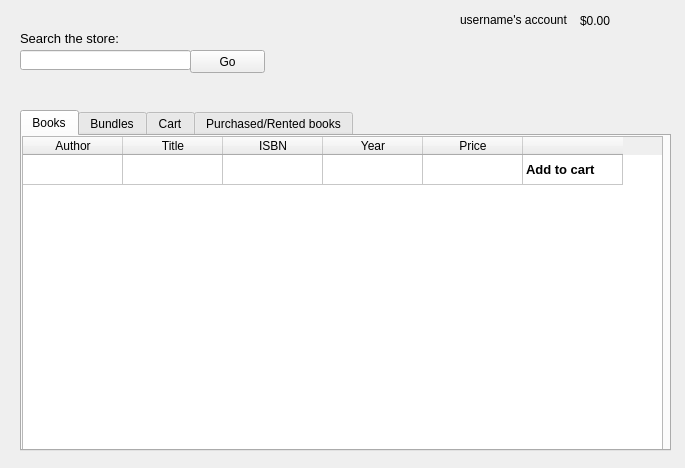
The window that mainwindow.ui (mprevir/bookstore_customer) describes before a commit, drawn with Qt 5.
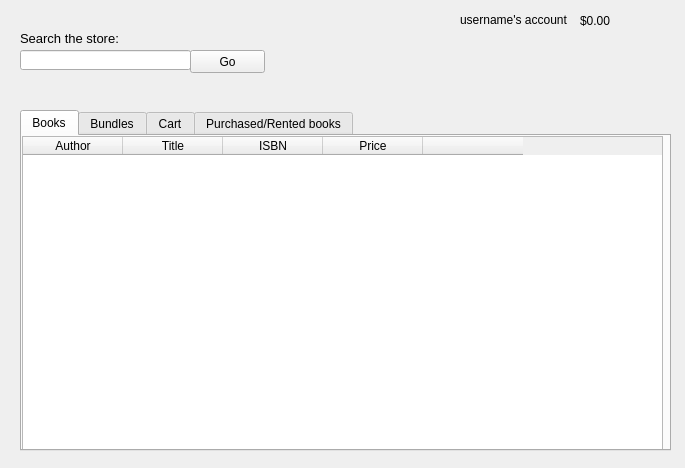
The same window after the commit.

```diff
--- a/mainwindow.ui
+++ b/mainwindow.ui
@@ -80,11 +80,6 @@
       <attribute name="verticalHeaderVisible">
        <bool>false</bool>
       </attribute>
-      <row>
-       <property name="text">
-        <string>test</string>
-       </property>
-      </row>
       <column>
        <property name="text">
         <string>Author</string>
@@ -100,11 +95,6 @@
         <string>ISBN</string>
        </property>
       </column>
-      <column>
-       <property name="text">
-        <string>Year</string>
-       </property>
-      </column>
       <column>
        <property name="text">
         <string>Price</string>
@@ -115,32 +105,6 @@
         <string/>
        </property>
       </column>
-      <item row="0" column="0">
-       <property name="text">
-        <string/>
-       </property>
-      </item>
-      <item row="0" column="5">
-       <property name="text">
-        <string>Add to cart</string>
-       </property>
-       <property name="font">
-        <font>
-         <pointsize>10</pointsize>
-         <weight>75</weight>
-         <bold>true</bold>
-        </font>
-       </property>
-       <property name="foreground">
-        <brush brushstyle="NoBrush">
-         <color alpha="255">
-          <red>0</red>
-          <green>0</green>
-          <blue>0</blue>
-         </color>
-        </brush>
-       </property>
-      </item>
      </widget>
     </widget>
     <widget class="QWidget" name="tab_2">
```
